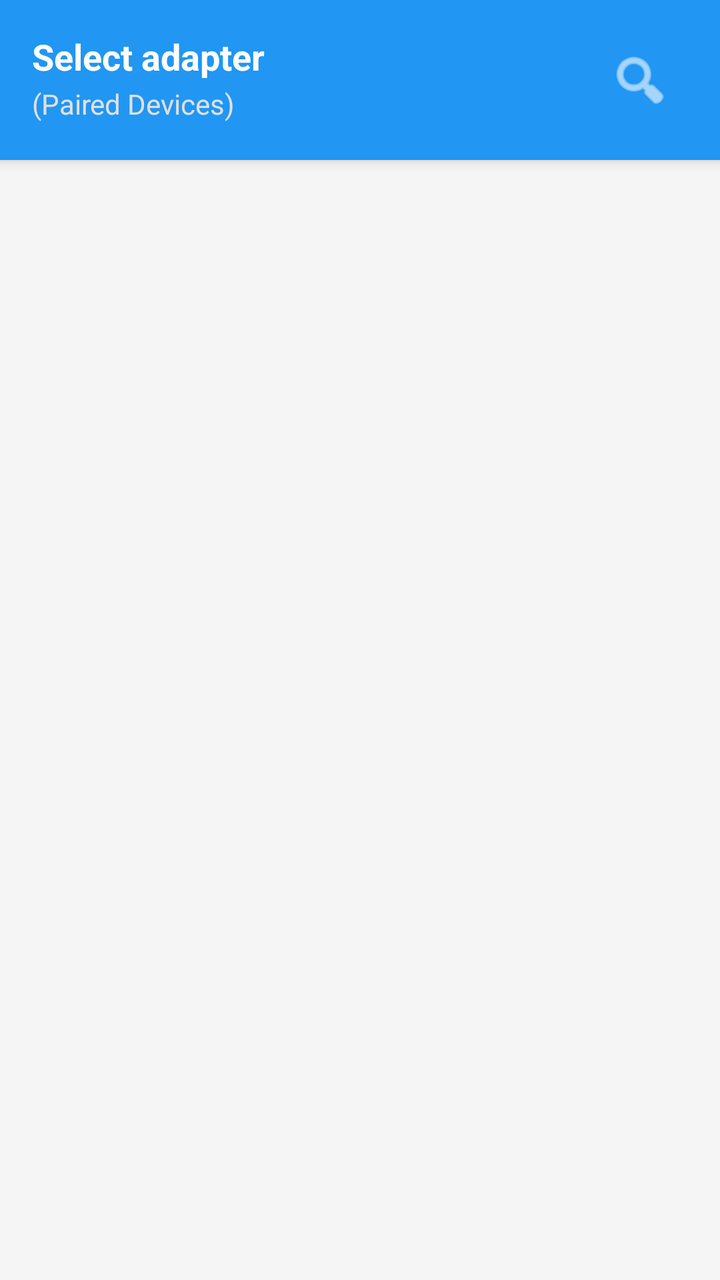
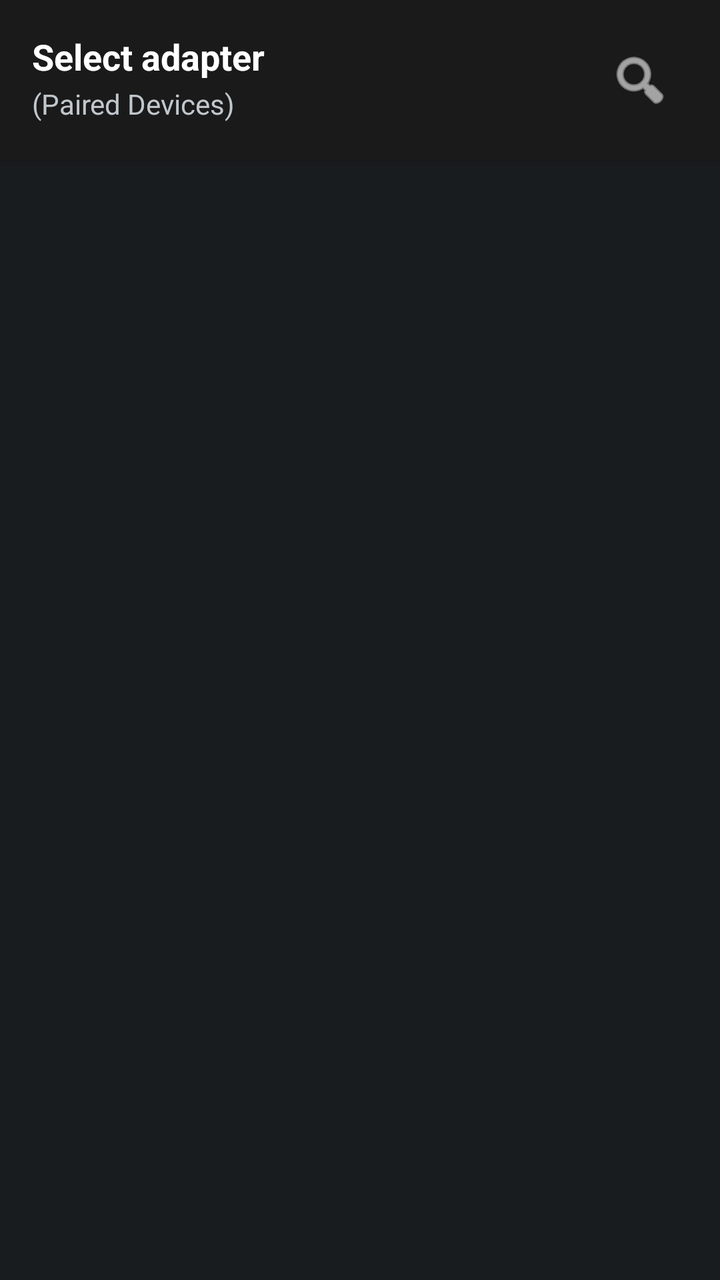

Two renders of the same Android screen: before a commit and after it. Below are the layout's source before the change and the commit's diff.
<!-- AndroidManifest.xml: application theme AppTheme.Dark -->
<!-- res/layout/device_list_modern.xml -->
<?xml version="1.0" encoding="utf-8"?>
<LinearLayout xmlns:android="http://schemas.android.com/apk/res/android"
    android:orientation="vertical"
    android:layout_width="match_parent"
    android:layout_height="match_parent"
    android:background="#F5F5F5">

    
    <LinearLayout
        android:layout_width="match_parent"
        android:layout_height="wrap_content"
        android:orientation="vertical"
        android:background="@color/colorPrimary"
        android:padding="16dp"
        android:elevation="4dp">

        <LinearLayout
            android:layout_width="match_parent"
            android:layout_height="wrap_content"
            android:orientation="horizontal">

            <LinearLayout
                android:layout_width="0dp"
                android:layout_weight="1"
                android:layout_height="wrap_content"
                android:orientation="vertical">

                <TextView
                    android:layout_width="wrap_content"
                    android:layout_height="wrap_content"
                    android:text="@string/select_device"
                    android:textColor="@android:color/white"
                    android:textSize="18sp"
                    android:textStyle="bold"/>

                <TextView
                    android:layout_width="wrap_content"
                    android:layout_height="wrap_content"
                    android:text="(Paired Devices)"
                    android:textColor="#E0E0E0"
                    android:textSize="14sp"
                    android:layout_marginTop="2dp"/>

            </LinearLayout>

            <ImageButton
                android:id="@+id/btn_scan"
                android:layout_width="wrap_content"
                android:layout_height="wrap_content"
                android:src="@android:drawable/ic_menu_search"
                android:background="?android:attr/selectableItemBackgroundBorderless"
                android:padding="8dp"
                android:contentDescription="Scan for devices"
                android:tint="@android:color/white"
                android:layout_gravity="center_vertical"/>
        </LinearLayout>

    </LinearLayout>

    
    <FrameLayout
        android:layout_width="match_parent"
        android:layout_height="match_parent">

        
        <ListView
            android:id="@+id/paired_devices"
            android:layout_width="match_parent"
            android:layout_height="match_parent"
            android:padding="8dp"
            android:clipToPadding="false"
            android:divider="@android:color/transparent"
            android:dividerHeight="8dp"
            android:scrollbarStyle="outsideOverlay"/>

        
        <LinearLayout
            android:id="@+id/empty_state"
            android:layout_width="match_parent"
            android:layout_height="match_parent"
            android:orientation="vertical"
            android:gravity="center"
            android:padding="32dp"
            android:visibility="gone">

            <ImageView
                android:layout_width="96dp"
                android:layout_height="96dp"
                android:src="@android:drawable/stat_sys_data_bluetooth"
                android:tint="#CCCCCC"
                android:layout_marginBottom="16dp"/>

            <TextView
                android:layout_width="wrap_content"
                android:layout_height="wrap_content"
                android:text="No paired devices found"
                android:textSize="18sp"
                android:textColor="#666666"
                android:layout_marginBottom="8dp"/>

            <TextView
                android:layout_width="wrap_content"
                android:layout_height="wrap_content"
                android:text="Make sure Bluetooth is enabled and pair your OBD adapter in system settings"
                android:textSize="14sp"
                android:textColor="#999999"
                android:gravity="center"
                android:layout_marginBottom="24dp"/>

            <Button
                android:id="@+id/btn_open_settings"
                android:layout_width="wrap_content"
                android:layout_height="wrap_content"
                android:text="Open Bluetooth Settings"
                android:textColor="@android:color/white"
                android:background="@color/colorPrimary"
                android:padding="12dp"/>
        </LinearLayout>

    </FrameLayout>
</LinearLayout>
<!-- resources referenced by this layout -->
<resources>
  <color name="colorPrimary">#2196F3</color>
  <string name="select_device">Select adapter</string>
  <style name="AppTheme.Dark" parent="@android:style/Theme.DeviceDefault">
          <item name="android:activatedBackgroundIndicator">@drawable/activated_background</item>
      </style>
  <!-- drawable activated_background (drawable) -->
  <?xml version="1.0" encoding="utf-8"?>
  <selector xmlns:android="http://schemas.android.com/apk/res/android">
      <item android:state_activated="true" android:drawable="@color/row_activated" />
      <item android:drawable="@android:color/transparent" />
  </selector>
  <color name="row_activated">#80808080</color>
</resources>

<!-- the commit's change to res/layout/device_list_modern.xml (unified diff, before → after) -->
@@ -3,14 +3,14 @@
     android:orientation="vertical"
     android:layout_width="match_parent"
     android:layout_height="match_parent"
-    android:background="#F5F5F5">
+    android:background="?android:attr/windowBackground">
 
     
     <LinearLayout
         android:layout_width="match_parent"
         android:layout_height="wrap_content"
         android:orientation="vertical"
-        android:background="@color/colorPrimary"
+        android:background="#1a1a1a"
         android:padding="16dp"
         android:elevation="4dp">
 
@@ -37,7 +37,7 @@
                     android:layout_width="wrap_content"
                     android:layout_height="wrap_content"
                     android:text="(Paired Devices)"
-                    android:textColor="#E0E0E0"
+                    android:textColor="?android:attr/textColorSecondary"
                     android:textSize="14sp"
                     android:layout_marginTop="2dp"/>
 
@@ -87,7 +87,7 @@
                 android:layout_width="96dp"
                 android:layout_height="96dp"
                 android:src="@android:drawable/stat_sys_data_bluetooth"
-                android:tint="#CCCCCC"
+                android:tint="?android:attr/textColorTertiary"
                 android:layout_marginBottom="16dp"/>
 
             <TextView
@@ -95,7 +95,7 @@
                 android:layout_height="wrap_content"
                 android:text="No paired devices found"
                 android:textSize="18sp"
-                android:textColor="#666666"
+                android:textColor="?android:attr/textColorPrimary"
                 android:layout_marginBottom="8dp"/>
 
             <TextView
@@ -103,7 +103,7 @@
                 android:layout_height="wrap_content"
                 android:text="Make sure Bluetooth is enabled and pair your OBD adapter in system settings"
                 android:textSize="14sp"
-                android:textColor="#999999"
+                android:textColor="?android:attr/textColorSecondary"
                 android:gravity="center"
                 android:layout_marginBottom="24dp"/>
 
@@ -113,7 +113,7 @@
                 android:layout_height="wrap_content"
                 android:text="Open Bluetooth Settings"
                 android:textColor="@android:color/white"
-                android:background="@color/colorPrimary"
+                android:background="?android:attr/colorPrimary"
                 android:padding="12dp"/>
         </LinearLayout>
 
<!-- resource entries referenced after the edit -->
@@ -1,6 +1,5 @@
 <!-- resources referenced by this layout -->
 <resources>
-  <color name="colorPrimary">#2196F3</color>
   <string name="select_device">Select adapter</string>
   <style name="AppTheme.Dark" parent="@android:style/Theme.DeviceDefault">
           <item name="android:activatedBackgroundIndicator">@drawable/activated_background</item>
